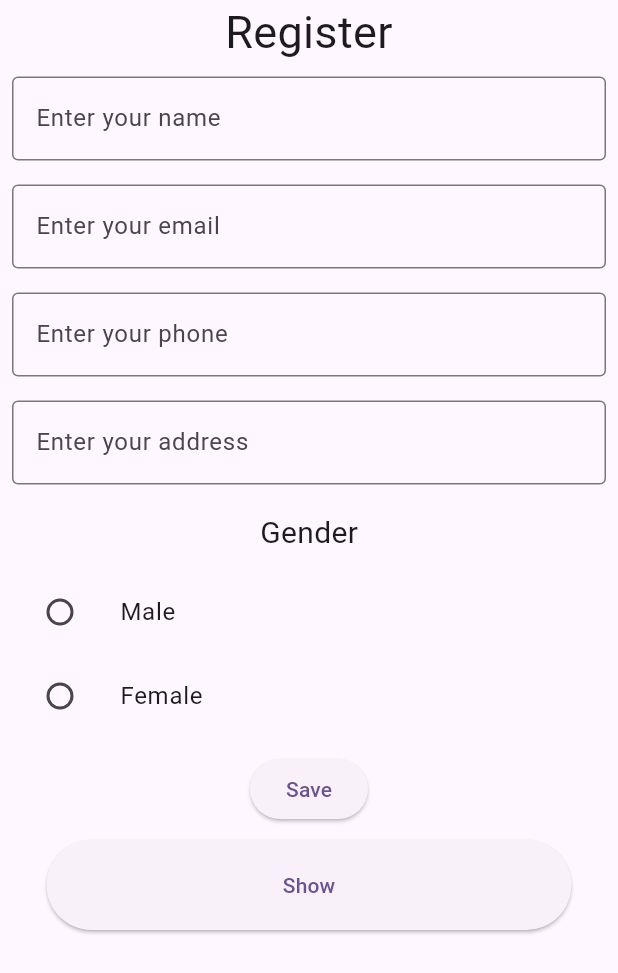
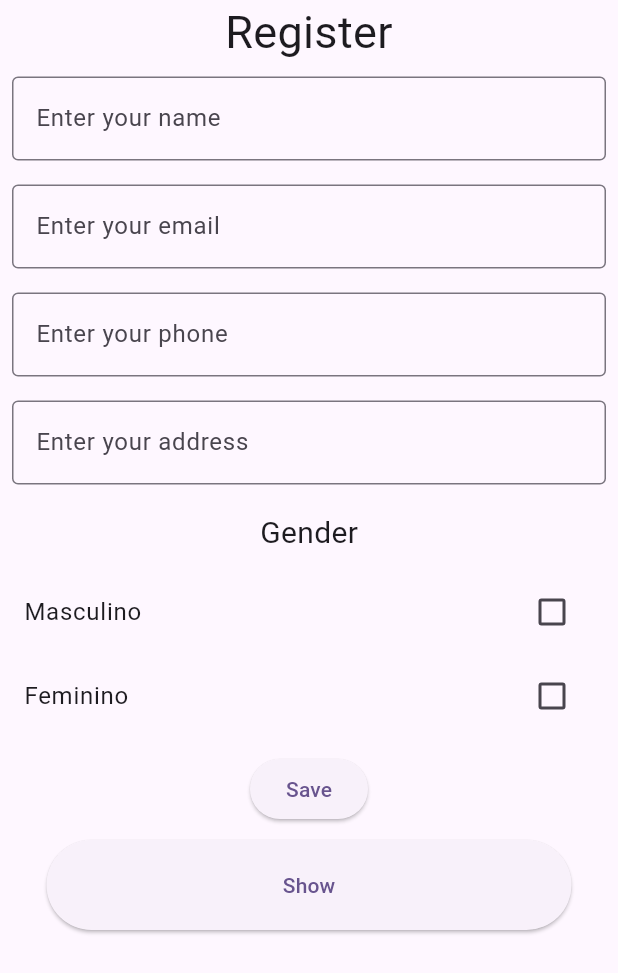
Before and after one commit to Gaby-britto/form_screen, a Flutter app: the screen it shows after launch, on a phone screen of 412 x 824 dp. Shown: the top 973 px of the screen. Run offline on Flutter 3.47's test engine with Material 3 defaults, Android fonts, the phone set to English and light mode, and no system bars.

Commit message:
adicionando lógica

```diff
--- a/lib/models/user_model.dart
+++ b/lib/models/user_model.dart
@@ -1,15 +1,27 @@
+import 'package:flutter/material.dart';
+
+enum Gender { masculino, feminino }
+
 class UserModel {
   final String name;
   final String email;
   final int phone;
   final String adress;
-  final String gender;
+  final Gender genero;
 
   UserModel({
     required this.name,
     required this.email,
     required this.phone,
     required this.adress,
-    required this.gender,
+    required this.genero,
   });
+
+    ImageProvider getGenderImage() {
+    if (genero == Gender.masculino) {
+      return NetworkImage('https://www.designi.com.br/images/preview/12161376.jpg');
+    } else {
+      return NetworkImage('https://encrypted-tbn0.gstatic.com/images?q=tbn:ANd9GcT65O7ZeXAIWS5dlANj__IbLdbkQrTTQj2AOQ&s');
+    }
+  }
 }
--- a/lib/view/form.dart
+++ b/lib/view/form.dart
@@ -2,12 +2,14 @@ import 'package:flutter/material.dart';
 import 'package:form_flutter/models/user_model.dart';
 import 'package:form_flutter/view/showUserScreen.dart';
 
-enum Gender { male, female }
+class FormScreen extends StatefulWidget {
+  const FormScreen ({super.key});
 
-class FormScreen extends StatefulWidget {
   @override
   _FormScreenState createState() => _FormScreenState();
 }
+
+
 
 class _FormScreenState extends State<FormScreen> {
   final TextEditingController nameController = TextEditingController();
@@ -15,7 +17,10 @@ class _FormScreenState extends State<FormScreen> {
   final TextEditingController phoneController = TextEditingController();
   final TextEditingController addressController = TextEditingController();
 
-  Gender? _selectedGender;
+  bool _isMale = false;
+  bool _isFemale = false;
+  Gender generoDefinido = Gender.masculino;
+
   final List<UserModel> users = [];
 
   void clearText() {
@@ -23,19 +28,20 @@ class _FormScreenState extends State<FormScreen> {
     emailController.clear();
     phoneController.clear();
     addressController.clear();
-
   }
 
   void saveInfo() {
-    setState(() {
+
       users.add(UserModel(
         name: nameController.text,
         email: emailController.text,
         phone: int.tryParse(phoneController.text) ?? 0,
         adress: addressController.text,
-        gender: _selectedGender == Gender.male ? 'Male' : 'Female',
+        genero: generoDefinido,
       ));
-    });
+      print(users.toString());
+      print(users.length);
+
   }
 
   @override
@@ -99,29 +105,31 @@ class _FormScreenState extends State<FormScreen> {
                   style: TextStyle(fontSize: 20),
                 ),
               ),
-              ListTile(
-                title: const Text('Male'),
-                leading: Radio<Gender>(
-                  value: Gender.male,
-                  groupValue: _selectedGender,
-                  onChanged: (Gender? value) {
+              CheckboxListTile(
+                title: Text('Masculino'),
+                value: _isMale,
+                onChanged: (bool? value) {
                   setState(() {
-                      _selectedGender = value;
+                    _isMale = value ?? false;
+                    if (_isMale) {
+                      generoDefinido = Gender.masculino;
+                      _isFemale = false;
+                    }
                   });
                 },
               ),
-              ),
-              ListTile(
-                title: const Text('Female'),
-                leading: Radio<Gender>(
-                  value: Gender.female,
-                  groupValue: _selectedGender,
-                  onChanged: (Gender? value) {
+              CheckboxListTile(
+                title: Text('Feminino'),
+                value: _isFemale,
+                onChanged: (bool? value) {
                   setState(() {
-                      _selectedGender = value;
+                    _isFemale = value ?? false;
+                    if (_isFemale) {
+                      generoDefinido = Gender.feminino;
+                      _isMale = false;
+                    }
                   });
                 },
-                ),
               ),
               Padding(
                 padding: const EdgeInsets.symmetric(vertical: 10.0),
```
Also changed, not shown: lib/view/showUserScreen.dart (+16 -12 lines), lib/widgets/cardUser.dart (added, +69 -0 lines). Lines whose indentation alone changed are shown as unchanged.
